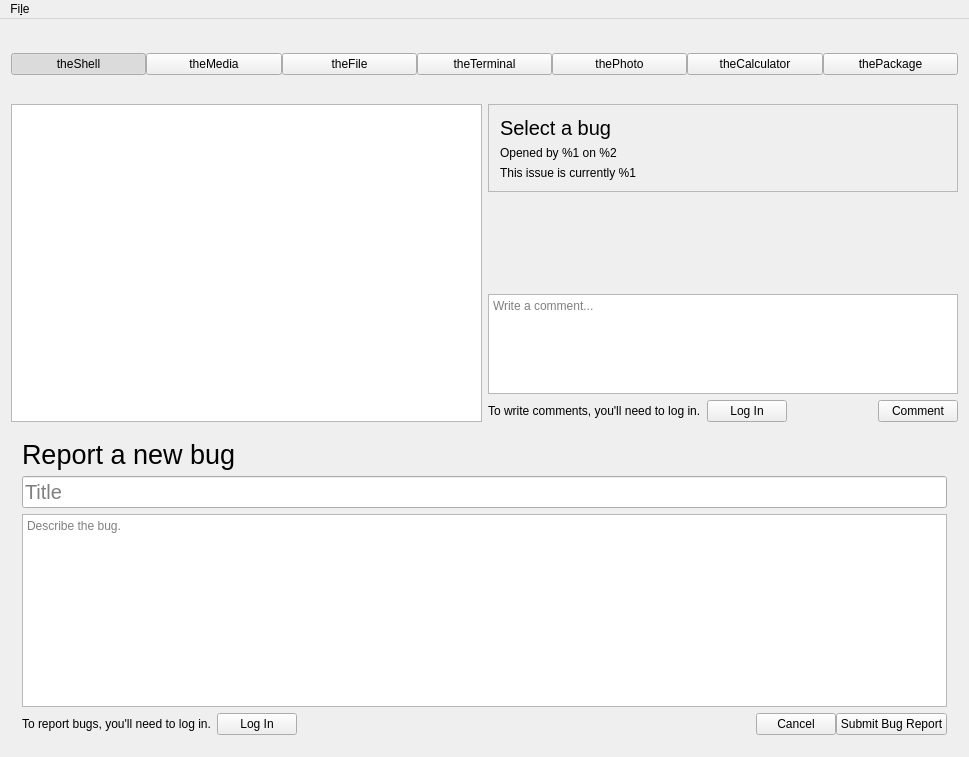
Old version of the form mainwindow.ui in the repository vicr123/ts-bugreport.
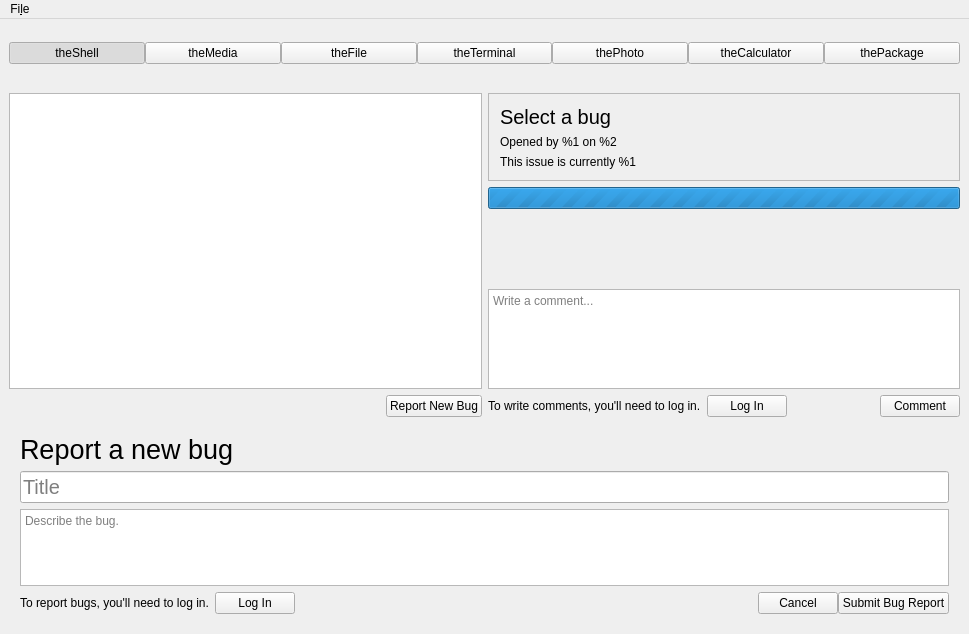
New version of the form. Icons and pictures are not drawn.

Diff of the .ui file:
```diff
--- a/mainwindow.ui
+++ b/mainwindow.ui
@@ -7,7 +7,7 @@
     <x>0</x>
     <y>0</y>
     <width>969</width>
-    <height>757</height>
+    <height>634</height>
    </rect>
   </property>
   <property name="windowTitle">
@@ -15,6 +15,18 @@
   </property>
   <widget class="QWidget" name="centralWidget">
    <layout class="QVBoxLayout" name="verticalLayout">
+    <property name="leftMargin">
+     <number>9</number>
+    </property>
+    <property name="topMargin">
+     <number>0</number>
+    </property>
+    <property name="rightMargin">
+     <number>9</number>
+    </property>
+    <property name="bottomMargin">
+     <number>9</number>
+    </property>
     <item>
      <widget class="QScrollArea" name="programSelection">
       <property name="sizePolicy">
@@ -136,11 +148,54 @@
     </item>
     <item>
      <layout class="QHBoxLayout" name="horizontalLayout_2">
+      <property name="leftMargin">
+       <number>0</number>
+      </property>
+      <property name="rightMargin">
+       <number>0</number>
+      </property>
       <property name="bottomMargin">
        <number>0</number>
       </property>
       <item>
-       <widget class="QListWidget" name="issuesWidget"/>
+       <layout class="QVBoxLayout" name="verticalLayout_7">
+        <property name="rightMargin">
+         <number>0</number>
+        </property>
+        <item>
+         <widget class="QListWidget" name="issuesWidget"/>
+        </item>
+        <item>
+         <layout class="QHBoxLayout" name="horizontalLayout_7">
+          <property name="bottomMargin">
+           <number>0</number>
+          </property>
+          <item>
+           <spacer name="horizontalSpacer_3">
+            <property name="orientation">
+             <enum>Qt::Horizontal</enum>
+            </property>
+            <property name="sizeHint" stdset="0">
+             <size>
+              <width>40</width>
+              <height>20</height>
+             </size>
+            </property>
+           </spacer>
+          </item>
+          <item>
+           <widget class="QPushButton" name="reportNewBugButton">
+            <property name="text">
+             <string>Report New Bug</string>
+            </property>
+            <property name="icon">
+             <iconset theme="tools-report-bug"/>
+            </property>
+           </widget>
+          </item>
+         </layout>
+        </item>
+       </layout>
       </item>
       <item>
        <widget class="QFrame" name="detailsPane">
@@ -158,7 +213,7 @@
           <number>0</number>
          </property>
          <item>
-          <widget class="QFrame" name="frame">
+          <widget class="QFrame" name="issueDetailsFrame">
            <property name="frameShape">
             <enum>QFrame::StyledPanel</enum>
            </property>
@@ -201,6 +256,16 @@
            </layout>
           </widget>
          </item>
+         <item>
+          <widget class="QProgressBar" name="issueLoadingBar">
+           <property name="maximum">
+            <number>0</number>
+           </property>
+           <property name="value">
+            <number>-1</number>
+           </property>
+          </widget>
+         </item>
          <item>
           <widget class="QScrollArea" name="issuesDetails">
            <property name="frameShape">
@@ -218,7 +283,7 @@
               <x>0</x>
               <y>0</y>
               <width>471</width>
-              <height>88</height>
+              <height>68</height>
              </rect>
             </property>
             <layout class="QVBoxLayout" name="verticalLayout_2">
@@ -509,6 +574,7 @@
      <string>Fi&amp;le</string>
     </property>
     <addaction name="actionReport_new_bug"/>
+    <addaction name="actionAccount"/>
    </widget>
    <addaction name="menuFile"/>
   </widget>
@@ -520,6 +586,14 @@
     <string>Report new bug...</string>
    </property>
   </action>
+  <action name="actionAccount">
+   <property name="icon">
+    <iconset theme="user"/>
+   </property>
+   <property name="text">
+    <string>Account</string>
+   </property>
+  </action>
  </widget>
  <layoutdefault spacing="6" margin="11"/>
  <resources/>
```
Left out of the diff: 20 changed lines with no effect on the pictures.
